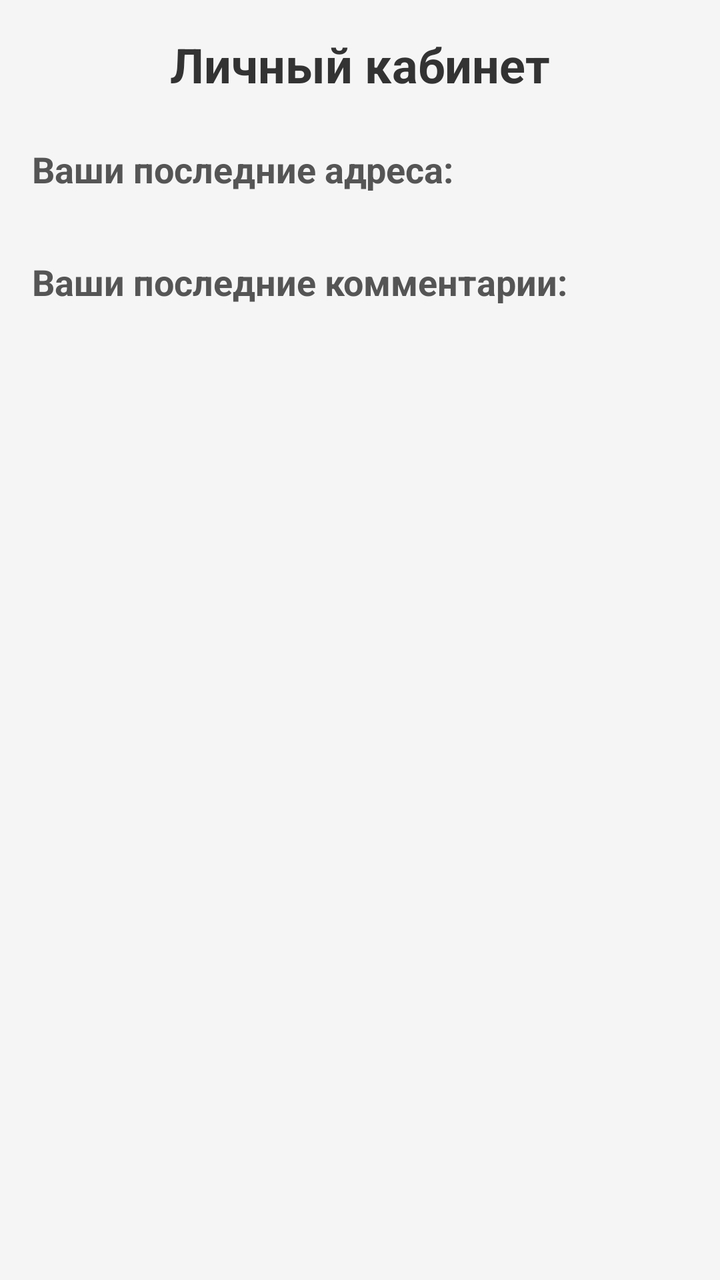
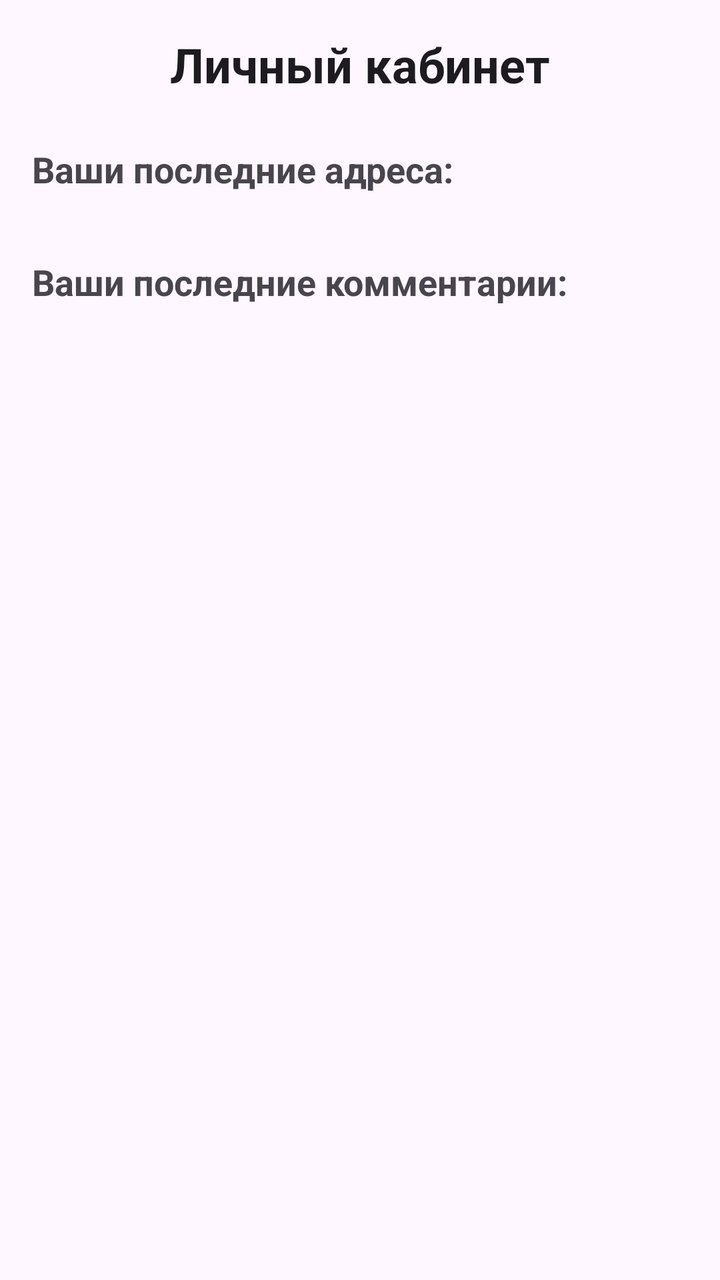

Two renders of the same Android screen: before a commit and after it. Below are the layout's source before the change and the commit's diff.
<!-- AndroidManifest.xml: application theme Theme.BaseHome -->
<!-- res/layout/activity_profile.xml -->
<?xml version="1.0" encoding="utf-8"?>
<LinearLayout xmlns:android="http://schemas.android.com/apk/res/android"
    xmlns:app="http://schemas.android.com/apk/res-auto"
    android:layout_width="match_parent"
    android:layout_height="match_parent"
    android:orientation="vertical"
    android:background="#F5F5F5"
    android:padding="16dp"
    android:fitsSystemWindows="true">

    <TextView
        android:id="@+id/tvProfileTitle"
        android:layout_width="match_parent"
        android:layout_height="wrap_content"
        android:text="Личный кабинет"
        android:textSize="24sp"
        android:textStyle="bold"
        android:textColor="#333333"
        android:layout_marginBottom="24dp"
        android:gravity="center" />

    <androidx.core.widget.NestedScrollView
        android:layout_width="match_parent"
        android:layout_height="match_parent">

        <LinearLayout
            android:layout_width="match_parent"
            android:layout_height="wrap_content"
            android:orientation="vertical">

            <TextView
                android:id="@+id/tvSection1Title"
                android:layout_width="match_parent"
                android:layout_height="wrap_content"
                android:text="Ваши последние адреса:"
                android:textSize="18sp"
                android:textStyle="bold"
                android:textColor="#555555"
                android:layout_marginBottom="8dp" />

            <androidx.recyclerview.widget.RecyclerView
                android:id="@+id/rvUserAddresses"
                android:layout_width="match_parent"
                android:layout_height="wrap_content"
                android:nestedScrollingEnabled="false"
                android:layout_marginBottom="24dp" />

            <TextView
                android:id="@+id/tvSection2Title"
                android:layout_width="match_parent"
                android:layout_height="wrap_content"
                android:text="Ваши последние комментарии:"
                android:textSize="18sp"
                android:textStyle="bold"
                android:textColor="#555555"
                android:layout_marginBottom="8dp" />

            <androidx.recyclerview.widget.RecyclerView
                android:id="@+id/rvUserComments"
                android:layout_width="match_parent"
                android:layout_height="wrap_content"
                android:nestedScrollingEnabled="false" />

        </LinearLayout>
    </androidx.core.widget.NestedScrollView>

</LinearLayout>
<!-- resources referenced by this layout -->
<resources>
  <style name="Theme.BaseHome" parent="Base.Theme.BaseHome" />
  <style name="Base.Theme.BaseHome" parent="Theme.Material3.DayNight.NoActionBar">
          
          
      </style>
</resources>

<!-- the commit's change to res/layout/activity_profile.xml (unified diff, before → after) -->
@@ -4,7 +4,7 @@
     android:layout_width="match_parent"
     android:layout_height="match_parent"
     android:orientation="vertical"
-    android:background="#F5F5F5"
+    android:background="?android:attr/windowBackground"
     android:padding="16dp"
     android:fitsSystemWindows="true">
 
@@ -15,7 +15,7 @@
         android:text="Личный кабинет"
         android:textSize="24sp"
         android:textStyle="bold"
-        android:textColor="#333333"
+        android:textColor="?android:attr/textColorPrimary"
         android:layout_marginBottom="24dp"
         android:gravity="center" />
 
@@ -35,7 +35,7 @@
                 android:text="Ваши последние адреса:"
                 android:textSize="18sp"
                 android:textStyle="bold"
-                android:textColor="#555555"
+                android:textColor="?android:attr/textColorSecondary"
                 android:layout_marginBottom="8dp" />
 
             <androidx.recyclerview.widget.RecyclerView
@@ -52,7 +52,7 @@
                 android:text="Ваши последние комментарии:"
                 android:textSize="18sp"
                 android:textStyle="bold"
-                android:textColor="#555555"
+                android:textColor="?android:attr/textColorSecondary"
                 android:layout_marginBottom="8dp" />
 
             <androidx.recyclerview.widget.RecyclerView
